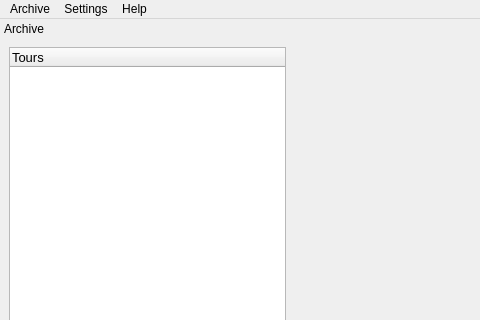
Before: the Qt Designer form MainWindow.ui in masc4ii/WaoStats, drawn with Qt 5; both pictures show x 0 to 480 and y 0 to 320 of the 1068 by 764 pixel window.
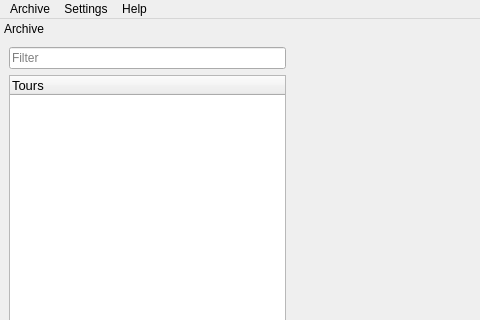
After: the same form once the commit is applied. Icons and pictures are not drawn. Custom widgets are drawn as their Qt base class.

Commit message: Added tour filter, Added track multi move

The edit to the form file:
```diff
--- a/MainWindow.ui
+++ b/MainWindow.ui
@@ -273,7 +273,7 @@
    <property name="minimumSize">
     <size>
      <width>295</width>
-     <height>117</height>
+     <height>148</height>
     </size>
    </property>
    <property name="features">
@@ -290,7 +290,7 @@
    </attribute>
    <widget class="QWidget" name="dockWidgetContents">
     <layout class="QGridLayout" name="gridLayout_3">
-     <item row="0" column="0">
+     <item row="1" column="0">
       <widget class="BikeTreeWidget" name="treeWidgetTours">
        <property name="maximumSize">
         <size>
@@ -319,6 +319,16 @@
        </column>
       </widget>
      </item>
+     <item row="0" column="0">
+      <widget class="LineEditEscDelete" name="lineEditFilter">
+       <property name="inputMask">
+        <string/>
+       </property>
+       <property name="placeholderText">
+        <string>Filter</string>
+       </property>
+      </widget>
+     </item>
     </layout>
    </widget>
   </widget>
@@ -932,6 +942,11 @@
    <header>OsmWidget.h</header>
    <container>1</container>
   </customwidget>
+  <customwidget>
+   <class>LineEditEscDelete</class>
+   <extends>QLineEdit</extends>
+   <header>LineEditEscDelete.h</header>
+  </customwidget>
  </customwidgets>
  <resources>
   <include location="Resources.qrc"/>
```
Left out of the diff: 3 changed lines with no effect on the pictures. The commit also changes 6 other files.
